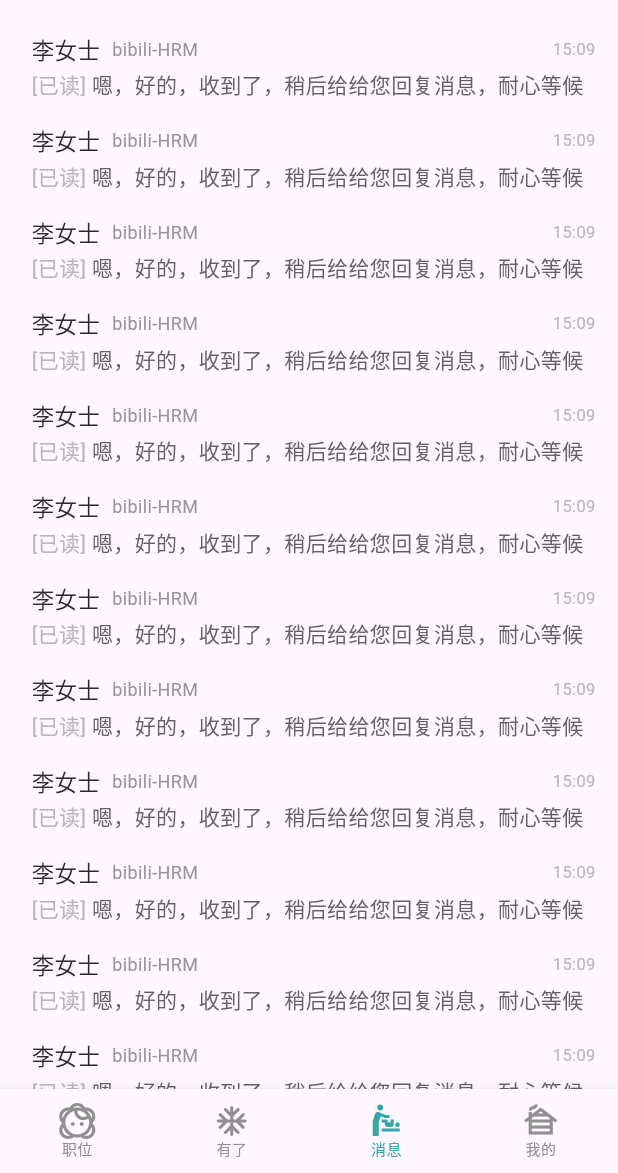
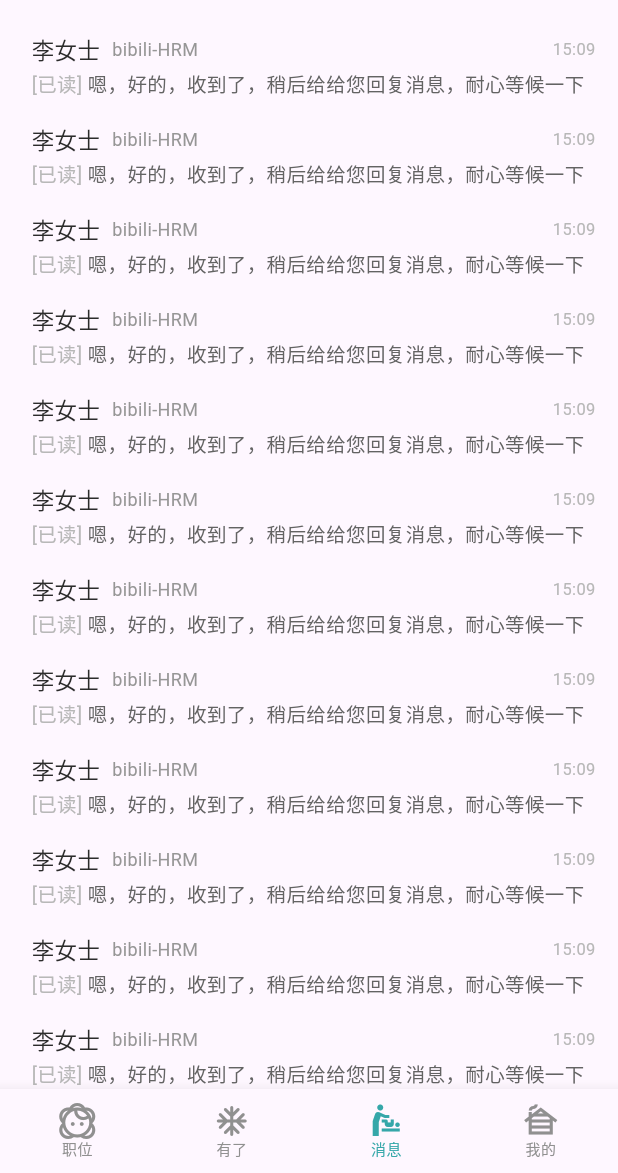
Before and after one commit to BHLinuxKernelSIG/BossZP_Flutter, a Flutter app: the screen it shows after launch, item 3 of the bottom bar chosen, on a phone screen of 412 x 824 dp, the part 63-1236 px from its top. Run offline on Flutter 3.47's test engine with Material 3 defaults, Android fonts, the phone set to English and light mode, and no system bars.

Commit message:
Update message_item_widget.dart

```diff
--- a/lib/ui/message_item_widget.dart
+++ b/lib/ui/message_item_widget.dart
@@ -56,7 +56,7 @@
                       ]),
                       style: TextStyle(
                         color: Color(0xFFB8B8B8),
-                        fontSize: 14,
+                        fontSize: 13,
                       ),
                       maxLines: 1)
                 ],
```
